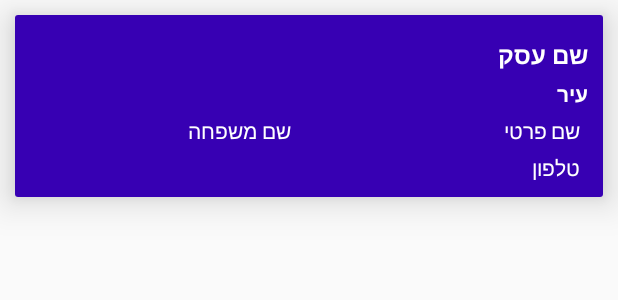
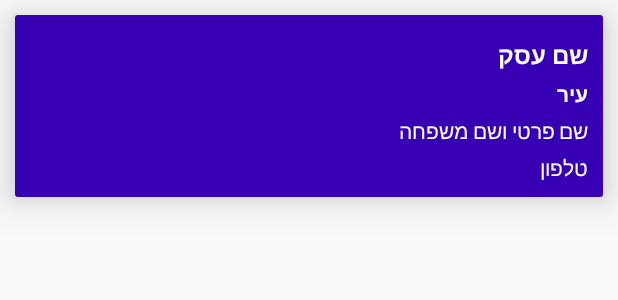
Before and after one commit to hanimanaa/EcartAdmin, an Android app: the layout customer_items_layout.xml on its own in the app's theme, with its tools: preview values and no code run, on a phone screen of 412 x 824 dp. Shown: the top 300 px of the screen. Run offline under Robolectric (Android 15) with nearby library versions, the phone set to English and light mode, and no system bars.

Commit message:
update customers item layout

```diff
--- a/app/src/main/java/com/dimatechs/ecartAdmin/ViewHolder/CustomersViewHolder.java
+++ b/app/src/main/java/com/dimatechs/ecartAdmin/ViewHolder/CustomersViewHolder.java
@@ -9,7 +9,7 @@ import com.dimatechs.ecartAdmin.R;
 
 public class CustomersViewHolder extends RecyclerView.ViewHolder implements View.OnClickListener
 {
-    public TextView txtcustomer_bisiness,txtcustomer_city,txtcustomer_lname,txtcustomer_fname,txtcustomer_phone;
+    public TextView txtcustomer_bisiness,txtcustomer_city,txtcustomer_name,txtcustomer_phone;
     public ItemClickListner itemClickListner;
 
     public CustomersViewHolder(View itemView)
@@ -18,8 +18,7 @@ public class CustomersViewHolder extends RecyclerView.ViewHolder implements View
 
         txtcustomer_bisiness = (TextView) itemView.findViewById(R.id.customer_bisiness);
         txtcustomer_city = (TextView) itemView.findViewById(R.id.customer_city);
-        txtcustomer_lname= (TextView) itemView.findViewById(R.id.customer_lname);
-        txtcustomer_fname= (TextView) itemView.findViewById(R.id.customer_fname);
+        txtcustomer_name= (TextView) itemView.findViewById(R.id.customer_name);
         txtcustomer_phone= (TextView) itemView.findViewById(R.id.customer_phone);
 
     }
--- a/app/src/main/res/layout/customer_items_layout.xml
+++ b/app/src/main/res/layout/customer_items_layout.xml
@@ -37,29 +37,18 @@
             android:layout_marginTop="5dp"
             android:layout_below="@+id/customer_bisiness"/>
 
+
         <TextView
-            android:id="@+id/customer_lname"
+            android:id="@+id/customer_name"
             android:layout_width="160dp"
             android:layout_height="wrap_content"
-            android:text="שם משפחה"
-            android:textColor="@android:color/white"
-            android:textSize="14dp"
-            android:gravity="right"
-            android:layout_marginLeft="14dp"
-            android:layout_marginTop="5dp"
-            android:layout_below="@+id/customer_city"/>
-        <TextView
-            android:id="@+id/customer_fname"
-            android:layout_width="160dp"
-            android:layout_height="wrap_content"
-            android:text="שם פרטי"
+            android:text="שם פרטי ושם משפחה"
             android:textColor="@android:color/white"
             android:textSize="14dp"
             android:layout_marginTop="5dp"
             android:layout_marginLeft="5dp"
             android:textAlignment="viewEnd"
             android:layout_alignParentEnd="true"
-            android:layout_marginRight="5dp"
             android:layout_below="@+id/customer_city"/>
 
         <TextView
@@ -73,10 +62,7 @@
             android:layout_marginLeft="5dp"
            android:gravity="right"
             android:layout_alignParentEnd="true"
-            android:layout_marginRight="5dp"
-            android:layout_below="@+id/customer_fname"/>
-
-
+            android:layout_below="@+id/customer_name"/>
 
 
 
```
Also changed, not shown: app/src/main/java/com/dimatechs/ecartAdmin/CustomersActivity.java (+4 -5 lines).
